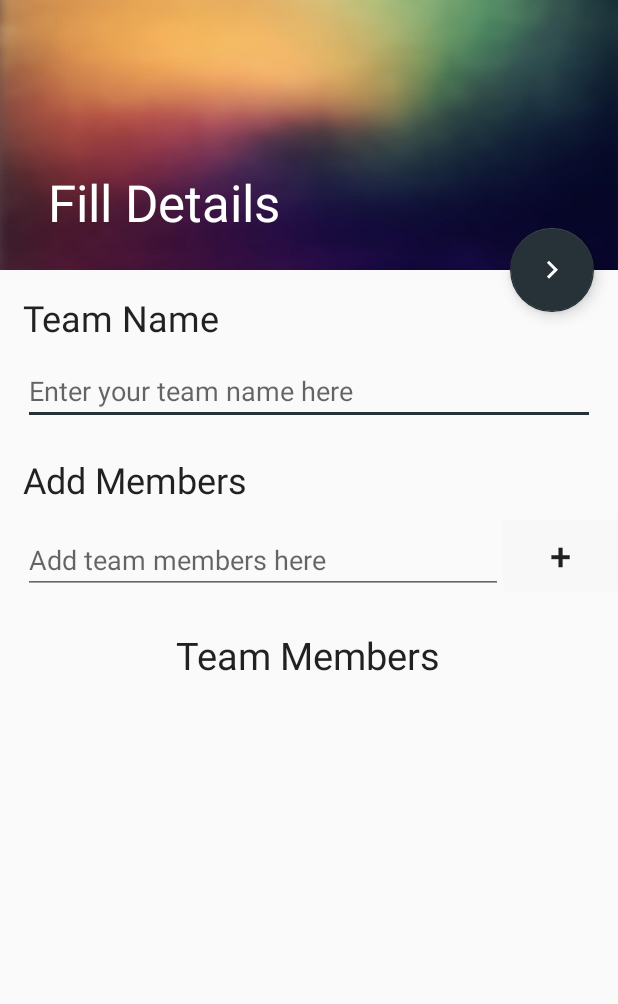
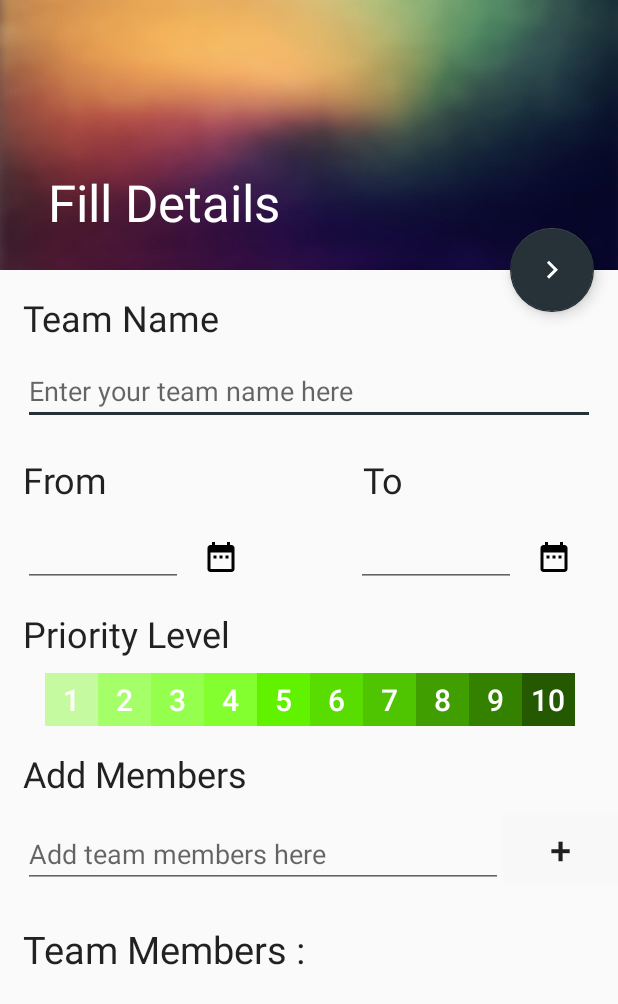
Before and after one commit to shikhart98/TeamUp, an Android app: the fillDetails screen opened directly, with no data from a screen before it, on a phone screen of 412 x 824 dp. Shown: the top 1004 px of the screen. Run offline under Robolectric (Android 15) with nearby library versions, the phone set to English and light mode, and no system bars.

Commit message:
added firebase support, some changes in xml
Signed-off-by: Shikhar Tyagi <shikhart98@gmail.com>

```diff
--- a/app/build.gradle
+++ b/app/build.gradle
@@ -28,6 +28,11 @@ dependencies {
     implementation 'com.android.support:design:26.1.0'
     implementation 'com.android.support:support-vector-drawable:26.1.0'
     implementation 'com.android.support:support-v4:26.1.0'
+    implementation 'com.google.firebase:firebase-database:11.0.4'
+    implementation 'com.google.firebase:firebase-core:11.0.4'
+    implementation 'com.google.firebase:firebase-crash:11.0.4'
+    implementation 'com.google.firebase:firebase-storage:11.0.4'
+    implementation 'com.google.firebase:firebase-auth:11.0.4'
     testImplementation 'junit:junit:4.12'
     androidTestImplementation 'com.android.support.test:runner:1.0.1'
     androidTestImplementation 'com.android.support.test.espresso:espresso-core:3.0.1'
@@ -41,3 +46,4 @@ repositories {
 }
 
 apply plugin: 'kotlin-android-extensions'
+apply plugin: 'com.google.gms.google-services'
--- a/app/src/main/res/layout/content_fill_details.xml
+++ b/app/src/main/res/layout/content_fill_details.xml
@@ -29,10 +29,180 @@
         android:layout_marginRight="15dp"
         android:layout_marginBottom="10dp"/>
 
+
+    <LinearLayout
+        android:layout_width="wrap_content"
+        android:layout_height="wrap_content">
+
+        <TextView
+            android:layout_width="wrap_content"
+            android:layout_height="wrap_content"
+            android:layout_marginTop="10dp"
+            android:id="@+id/fd_tv_from"
+            android:layout_marginLeft="15dp"
+            android:layout_marginBottom="10dp"
+            android:text="From"
+            android:textAppearance="@style/Base.TextAppearance.AppCompat.Headline"/>
+
+
+        <TextView
+            android:layout_width="wrap_content"
+            android:layout_height="wrap_content"
+            android:layout_marginTop="10dp"
+            android:id="@+id/fd_tv_to"
+            android:layout_marginLeft="170dp"
+            android:layout_marginBottom="10dp"
+            android:text="To"
+            android:textAppearance="@style/Base.TextAppearance.AppCompat.Headline"/>
+
+    </LinearLayout>
+
+    <LinearLayout
+        android:layout_width="wrap_content"
+        android:layout_height="wrap_content">
+
+        <EditText
+            android:layout_width="wrap_content"
+            android:layout_height="wrap_content"
+            android:ems="5"
+            android:id="@+id/fd_et_from"
+            android:layout_marginLeft="15dp"
+            />
+        <ImageButton
+            android:layout_width="50dp"
+            android:layout_height="50dp"
+            android:id="@+id/fd_imgbtn_from"
+            app:srcCompat="@drawable/ic_date_range_black_24dp"
+            android:background="@null"
+            />
+
+        <EditText
+            android:layout_width="wrap_content"
+            android:layout_height="wrap_content"
+            android:ems="5"
+            android:layout_marginLeft="65dp"
+            android:id="@+id/fd_et_to"
+            />
+        <ImageButton
+            android:layout_width="50dp"
+            android:layout_height="50dp"
+            app:srcCompat="@drawable/ic_date_range_black_24dp"
+            android:id="@+id/fd_imgbtn_to"
+            android:background="@null"
+            />
+
+    </LinearLayout>
+
+    <LinearLayout
+        android:layout_width="wrap_content"
+        android:layout_height="wrap_content"
+        android:orientation="vertical">
+
+        <TextView
+            android:layout_width="wrap_content"
+            android:layout_height="wrap_content"
+            android:layout_marginTop="10dp"
+            android:id="@+id/fd_prioritylevel"
+            android:layout_marginLeft="15dp"
+            android:layout_marginBottom="10dp"
+            android:text="@string/priority_level"
+            android:textAppearance="@style/Base.TextAppearance.AppCompat.Headline"/>
+
+        <LinearLayout
+            android:layout_width="wrap_content"
+            android:layout_height="wrap_content"
+            android:layout_marginLeft="30dp">
+
+            <Button
+                android:layout_width="35dp"
+                android:layout_height="35dp"
+                android:text="@string/_1"
+                android:textSize="20sp"
+                android:textColor="#FFFFFF"
+                android:background="#c5faa1"
+                />
+            <Button
+                android:layout_width="35dp"
+                android:layout_height="35dp"
+                android:text="2"
+                android:textColor="#FFFFFF"
+                android:textSize="20sp"
+                android:background="#a5ff68"
+                />
+            <Button
+                android:layout_width="35dp"
+                android:layout_height="35dp"
+                android:text="3"
+                android:textColor="#FFFFFF"
+                android:textSize="20sp"
+                android:background="#95ff4e"
+                />
+            <Button
+                android:layout_width="35dp"
+                android:layout_height="35dp"
+                android:text="4"
+                android:textColor="#FFFFFF"
+                android:textSize="20sp"
+                android:background="#83ff30"
+                />
+            <Button
+                android:layout_width="35dp"
+                android:layout_height="35dp"
+                android:text="5"
+                android:textColor="#FFFFFF"
+                android:textSize="20sp"
+                android:background="#61f200"
+                />
+            <Button
+                android:layout_width="35dp"
+                android:layout_height="35dp"
+                android:text="6"
+                android:textColor="#FFFFFF"
+                android:textSize="20sp"
+                android:background="#59dc00"
+                />
+            <Button
+                android:layout_width="35dp"
+                android:layout_height="35dp"
+                android:text="7"
+                android:textColor="#FFFFFF"
+                android:textSize="20sp"
+                android:background="#4fc400"
+                />
+            <Button
+                android:layout_width="35dp"
+                android:layout_height="35dp"
+                android:text="8"
+                android:textColor="#FFFFFF"
+                android:textSize="20sp"
+                android:background="#409e01"
+                />
+            <Button
+                android:layout_width="35dp"
+                android:layout_height="35dp"
+                android:text="9"
+                android:textColor="#FFFFFF"
+                android:textSize="20sp"
+                android:background="#348100"
+                />
+            <Button
+                android:layout_width="35dp"
+                android:layout_height="35dp"
+                android:text="10"
+                android:textColor="#FFFFFF"
+                android:textSize="20sp"
+                android:background="#245900"
+                />
+
+        </LinearLayout>
+
+    </LinearLayout>
+
+
     <TextView
         android:layout_width="wrap_content"
         android:layout_height="wrap_content"
-        android:layout_marginTop="10dp"
+        android:layout_marginTop="15dp"
         android:id="@+id/fd_tv_addMem"
         android:layout_marginLeft="15dp"
         android:layout_marginBottom="10dp"
@@ -63,8 +233,8 @@
     <TextView
         android:layout_width="wrap_content"
         android:layout_height="wrap_content"
-        android:text="Team Members"
-        android:layout_gravity="center"
+        android:text="Team Members : "
+        android:layout_marginLeft="15dp"
         android:layout_marginTop="25dp"
         android:textSize="25sp"
         android:textAppearance="@style/Base.TextAppearance.AppCompat.Headline"
--- a/app/src/main/res/values/strings.xml
+++ b/app/src/main/res/values/strings.xml
@@ -33,4 +33,6 @@
 
     <string name="navigation_drawer_open">Open navigation drawer</string>
     <string name="navigation_drawer_close">Close navigation drawer</string>
+    <string name="priority_level">Priority Level</string>
+    <string name="_1">1</string>
 </resources>
--- a/build.gradle
+++ b/build.gradle
@@ -13,6 +13,7 @@ buildscript {
 
         // NOTE: Do not place your application dependencies here; they belong
         // in the individual module build.gradle files
+        classpath 'com.google.gms:google-services:3.1.0'
     }
 }
 
```
Also changed, not shown: 1 other file.
